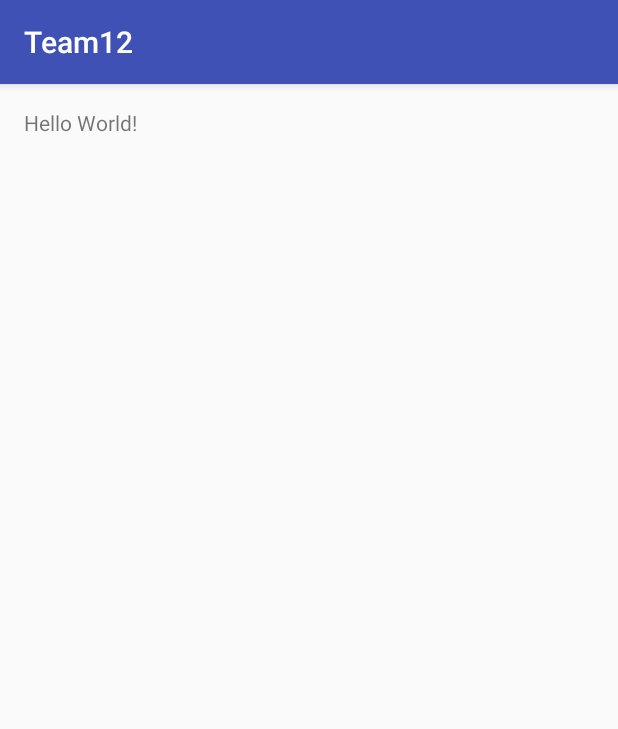
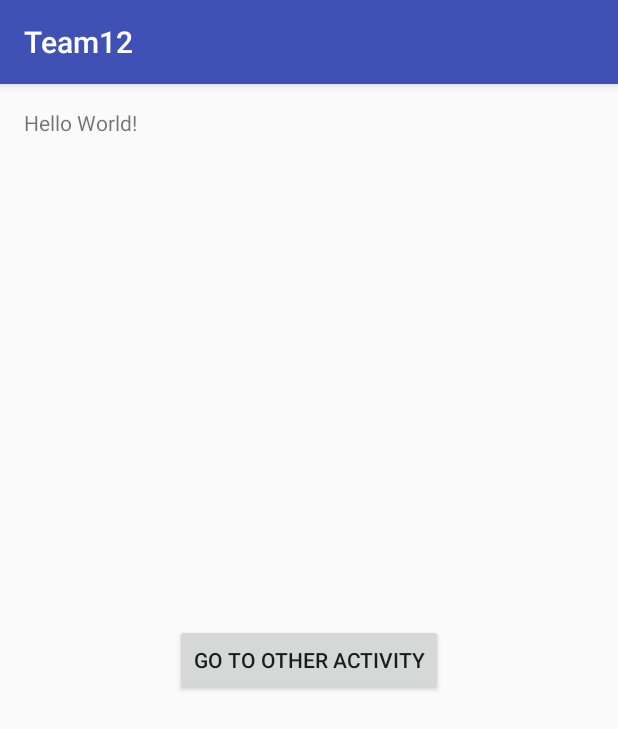
Before and after one commit to b3astman/Team12, an Android app: the screen it shows after launch (MainActivity), on a phone screen of 412 x 824 dp. Shown: the top 729 px of the screen. Run offline under Robolectric (Android 15) with nearby library versions, the phone set to English and light mode, and no system bars.

Commit message:
Added a second Activity

```diff
--- a/app/build.gradle
+++ b/app/build.gradle
@@ -6,7 +6,7 @@ android {
 
     defaultConfig {
         applicationId "tcss450.uw.edu.team12"
-        minSdkVersion 15
+        minSdkVersion 17
         targetSdkVersion 23
         versionCode 1
         versionName "1.0"
--- a/app/src/main/AndroidManifest.xml
+++ b/app/src/main/AndroidManifest.xml
@@ -15,6 +15,7 @@
                 <category android:name="android.intent.category.LAUNCHER" />
             </intent-filter>
         </activity>
+        <activity android:name=".TextActivity"></activity>
     </application>
 
 </manifest>
--- a/app/src/main/res/layout/activity_main.xml
+++ b/app/src/main/res/layout/activity_main.xml
@@ -13,4 +13,12 @@
         android:layout_width="wrap_content"
         android:layout_height="wrap_content"
         android:text="Hello World!" />
+    <Button
+        android:layout_width="wrap_content"
+        android:layout_height="wrap_content"
+        android:text="Go to Other Activity"
+        android:onClick="sendText"
+        android:id="@+id/button"
+        android:layout_centerVertical="true"
+        android:layout_centerHorizontal="true" />
 </RelativeLayout>
```
Also changed, not shown: app/src/main/java/tcss450/uw/edu/team12/MainActivity.java (+8 -0 lines), app/src/main/java/tcss450/uw/edu/team12/TextActivity.java (added, +13 -0 lines).
